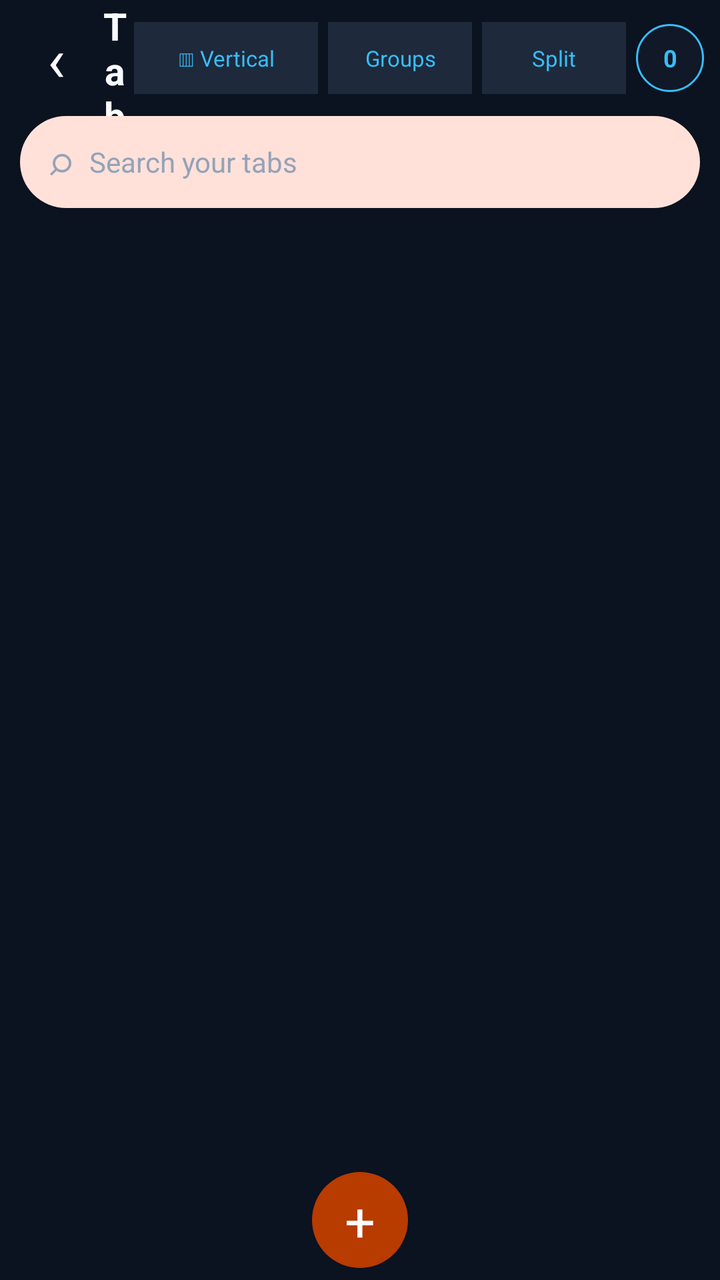
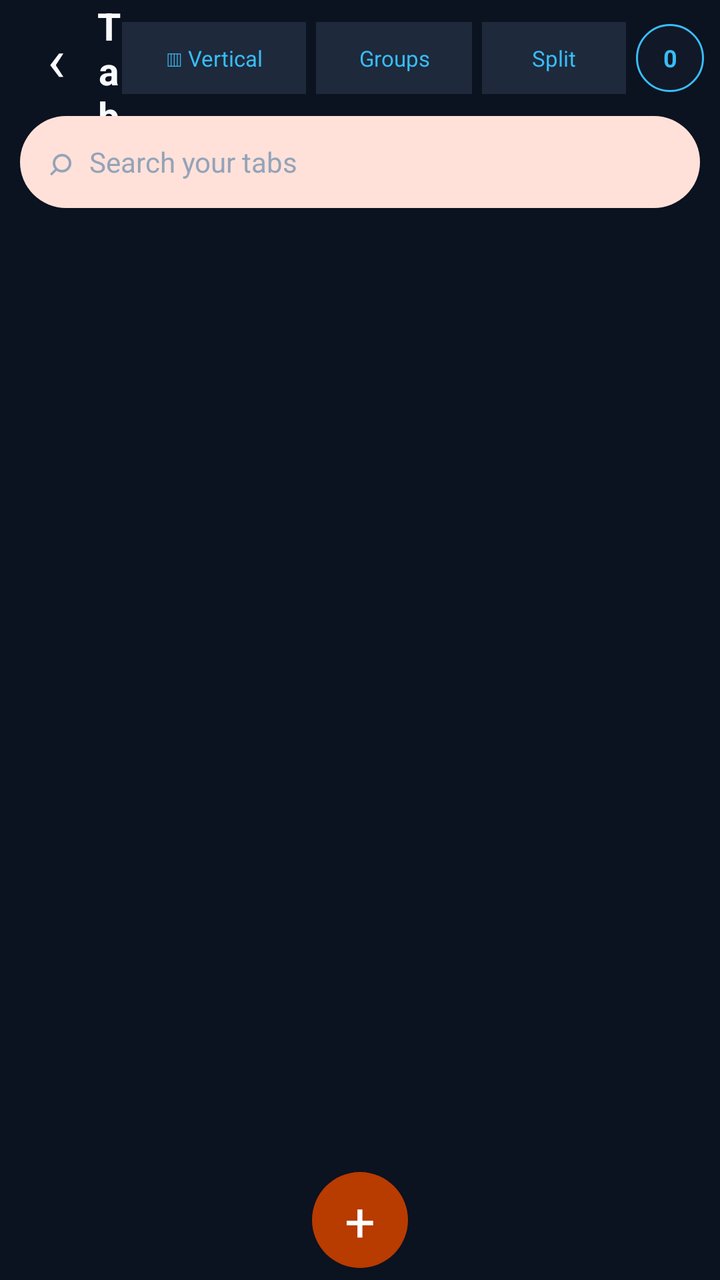

The first picture is an Android layout as it rendered before a commit; the second is the same layout after the commit. The layout source and the unified diff follow.
<!-- AndroidManifest.xml: activity theme Theme.Phormi -->
<!-- res/layout/activity_tabs_overview.xml -->
<?xml version="1.0" encoding="utf-8"?>
<LinearLayout xmlns:android="http://schemas.android.com/apk/res/android" android:layout_width="match_parent" android:layout_height="match_parent" android:orientation="vertical" android:background="#0B1220">
    <LinearLayout android:layout_width="match_parent" android:layout_height="58dp" android:gravity="center_vertical" android:paddingStart="8dp" android:paddingEnd="8dp">
        <TextView android:id="@+id/btn_close_overview" android:layout_width="40dp" android:layout_height="44dp" android:gravity="center" android:text="‹" android:textColor="#F8FAFC" android:textSize="30sp" />
        <TextView android:layout_width="0dp" android:layout_height="wrap_content" android:layout_weight="1" android:gravity="center" android:text="Tabs" android:textColor="#F8FAFC" android:textSize="19sp" android:textStyle="bold" />
        <TextView android:id="@+id/btn_view_mode" android:layout_width="92dp" android:layout_height="36dp" android:gravity="center" android:text="▥ Vertical" android:textColor="#38BDF8" android:textSize="11sp" android:background="#1E293B" />
<TextView android:id="@+id/btn_groups_overview" android:layout_width="72dp" android:layout_height="36dp" android:layout_marginStart="5dp" android:gravity="center" android:text="Groups" android:textColor="#38BDF8" android:textSize="11sp" android:background="#1E293B" />        <TextView android:id="@+id/btn_split_overview" android:layout_width="72dp" android:layout_height="36dp" android:layout_marginStart="5dp" android:gravity="center" android:text="Split" android:textColor="#38BDF8" android:textSize="11sp" android:background="#1E293B" />
        <TextView android:id="@+id/tab_count" android:layout_width="34dp" android:layout_height="34dp" android:layout_marginStart="5dp" android:gravity="center" android:text="0" android:textColor="#38BDF8" android:textSize="12sp" android:textStyle="bold" android:background="@drawable/bg_tab_count" />
    </LinearLayout>
    <LinearLayout android:layout_width="match_parent" android:layout_height="46dp" android:layout_marginStart="10dp" android:layout_marginEnd="10dp" android:layout_marginBottom="8dp" android:gravity="center_vertical" android:paddingStart="14dp" android:paddingEnd="14dp" android:background="@drawable/bg_tab_search">
        <TextView android:layout_width="wrap_content" android:layout_height="wrap_content" android:text="⌕" android:textColor="#94A3B8" android:textSize="20sp" />
        <EditText android:id="@+id/search_tabs" android:layout_width="0dp" android:layout_height="match_parent" android:layout_weight="1" android:layout_marginStart="8dp" android:background="@android:color/transparent" android:hint="Search your tabs" android:textColor="#F8FAFC" android:textColorHint="#94A3B8" android:textSize="14sp" android:singleLine="true" android:inputType="text" />
    </LinearLayout>
    <ScrollView android:id="@+id/tabs_vertical_scroll" android:layout_width="match_parent" android:layout_height="0dp" android:layout_weight="1" android:scrollbars="none"><LinearLayout android:id="@+id/tabs_vertical" android:layout_width="match_parent" android:layout_height="wrap_content" android:orientation="vertical" android:paddingStart="10dp" android:paddingEnd="10dp" /></ScrollView>
    <HorizontalScrollView android:id="@+id/tabs_horizontal_scroll" android:layout_width="match_parent" android:layout_height="0dp" android:layout_weight="1" android:scrollbars="none" android:overScrollMode="never"><LinearLayout android:id="@+id/tabs_horizontal" android:layout_width="wrap_content" android:layout_height="match_parent" android:orientation="vertical" android:gravity="center_vertical" android:paddingStart="12dp" android:paddingEnd="12dp" /></HorizontalScrollView>
    <ScrollView android:id="@+id/tabs_grid_scroll" android:layout_width="match_parent" android:layout_height="0dp" android:layout_weight="1" android:scrollbars="none"><LinearLayout android:id="@+id/tabs_grid" android:layout_width="match_parent" android:layout_height="wrap_content" android:orientation="vertical" android:padding="8dp" /></ScrollView>
    <LinearLayout android:layout_width="match_parent" android:layout_height="60dp" android:gravity="center"><TextView android:id="@+id/btn_new_tab_overview" android:layout_width="48dp" android:layout_height="48dp" android:gravity="center" android:text="+" android:textColor="#FFFFFF" android:textSize="27sp" android:background="@drawable/bg_tab_add" /></LinearLayout>
</LinearLayout>
<!-- resources referenced by this layout -->
<resources>
  <!-- drawable bg_tab_add (drawable) -->
  <?xml version="1.0" encoding="utf-8"?>
  <shape xmlns:android="http://schemas.android.com/apk/res/android" android:shape="oval">
      <solid android:color="#B83B00" />
  </shape>
  <!-- drawable bg_tab_count (drawable) -->
  <?xml version="1.0" encoding="utf-8"?>
  <shape xmlns:android="http://schemas.android.com/apk/res/android" android:shape="oval">
      <solid android:color="#111827" />
      <stroke android:width="1dp" android:color="#38BDF8" />
  </shape>
  <!-- drawable bg_tab_search (drawable) -->
  <?xml version="1.0" encoding="utf-8"?>
  <shape xmlns:android="http://schemas.android.com/apk/res/android" android:shape="rectangle">
      <solid android:color="#FFE1D9" />
      <corners android:radius="28dp" />
  </shape>
  <style name="Theme.Phormi" parent="Theme.MaterialComponents.DayNight.NoActionBar">
          <item name="colorPrimary">#0F172A</item>
          <item name="colorPrimaryDark">#0F172A</item>
          <item name="colorAccent">#38BDF8</item>
          <item name="android:windowBackground">#0F172A</item>
      </style>
</resources>

<!-- the commit's change to res/layout/activity_tabs_overview.xml (unified diff, before → after) -->
@@ -4,7 +4,7 @@
         <TextView android:id="@+id/btn_close_overview" android:layout_width="40dp" android:layout_height="44dp" android:gravity="center" android:text="‹" android:textColor="#F8FAFC" android:textSize="30sp" />
         <TextView android:layout_width="0dp" android:layout_height="wrap_content" android:layout_weight="1" android:gravity="center" android:text="Tabs" android:textColor="#F8FAFC" android:textSize="19sp" android:textStyle="bold" />
         <TextView android:id="@+id/btn_view_mode" android:layout_width="92dp" android:layout_height="36dp" android:gravity="center" android:text="▥ Vertical" android:textColor="#38BDF8" android:textSize="11sp" android:background="#1E293B" />
-<TextView android:id="@+id/btn_groups_overview" android:layout_width="72dp" android:layout_height="36dp" android:layout_marginStart="5dp" android:gravity="center" android:text="Groups" android:textColor="#38BDF8" android:textSize="11sp" android:background="#1E293B" />        <TextView android:id="@+id/btn_split_overview" android:layout_width="72dp" android:layout_height="36dp" android:layout_marginStart="5dp" android:gravity="center" android:text="Split" android:textColor="#38BDF8" android:textSize="11sp" android:background="#1E293B" />
+        <TextView android:id="@+id/btn_groups_overview" android:layout_width="78dp" android:layout_height="36dp" android:layout_marginStart="5dp" android:gravity="center" android:text="Groups" android:textColor="#38BDF8" android:textSize="11sp" android:background="#1E293B" /><TextView android:id="@+id/btn_split_overview" android:layout_width="72dp" android:layout_height="36dp" android:layout_marginStart="5dp" android:gravity="center" android:text="Split" android:textColor="#38BDF8" android:textSize="11sp" android:background="#1E293B" />
         <TextView android:id="@+id/tab_count" android:layout_width="34dp" android:layout_height="34dp" android:layout_marginStart="5dp" android:gravity="center" android:text="0" android:textColor="#38BDF8" android:textSize="12sp" android:textStyle="bold" android:background="@drawable/bg_tab_count" />
     </LinearLayout>
     <LinearLayout android:layout_width="match_parent" android:layout_height="46dp" android:layout_marginStart="10dp" android:layout_marginEnd="10dp" android:layout_marginBottom="8dp" android:gravity="center_vertical" android:paddingStart="14dp" android:paddingEnd="14dp" android:background="@drawable/bg_tab_search">
